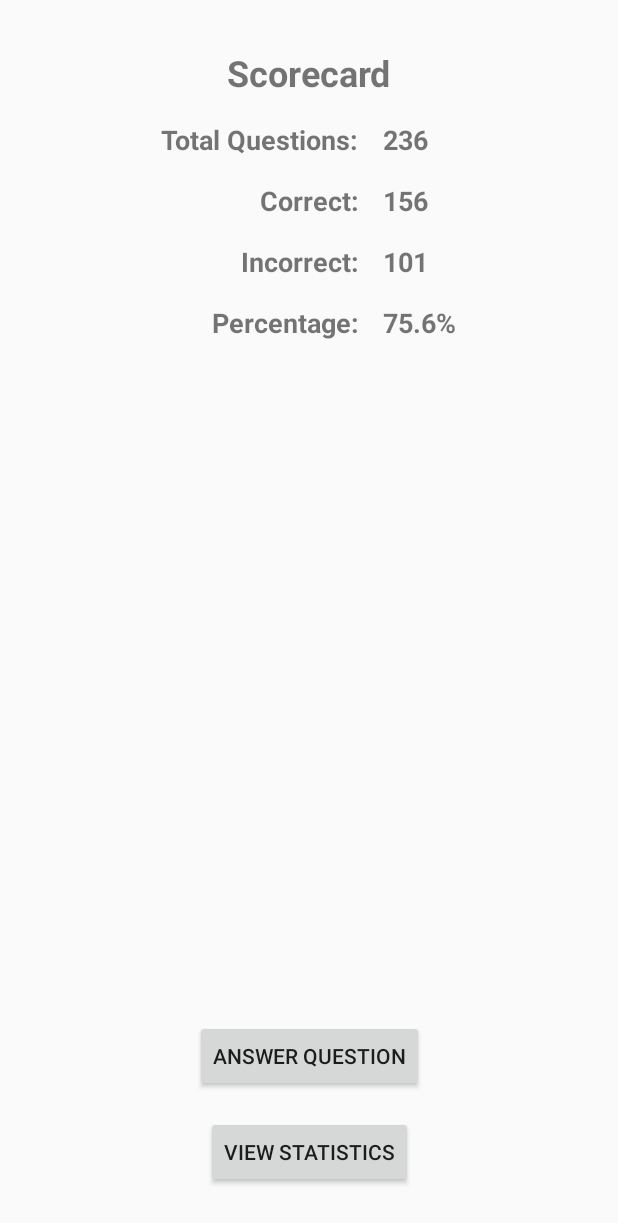
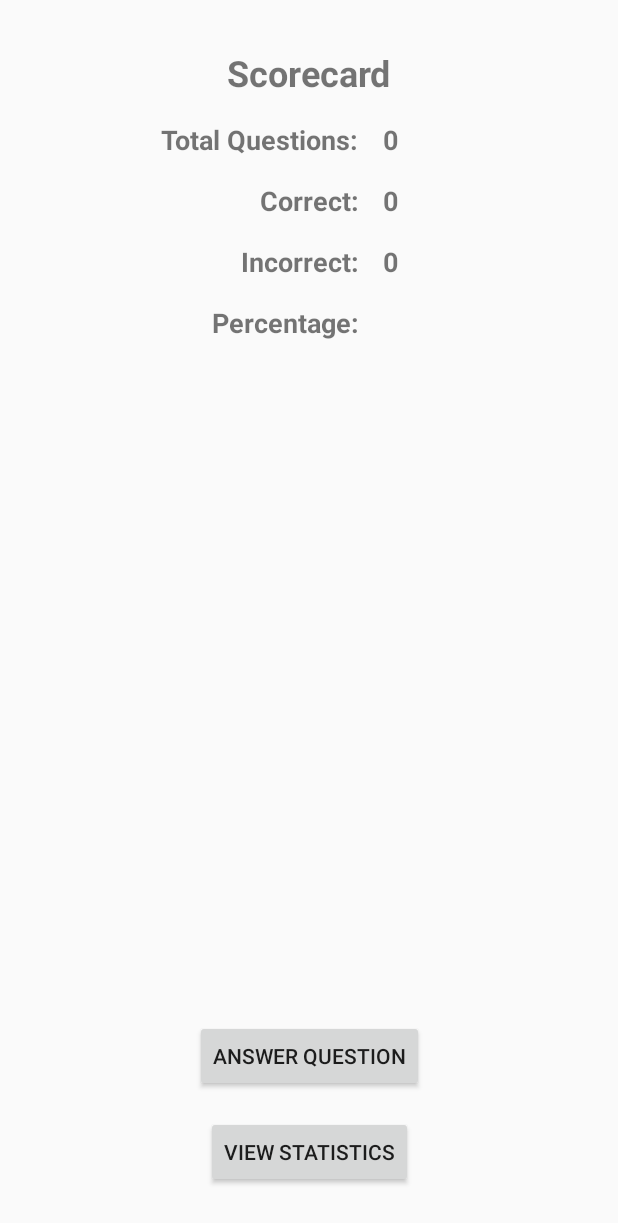
Before and after one commit to LaneGeek/ComposerTrivia, an Android app: the layout activity_main.xml on its own in the app's theme, with its tools: preview values and no code run, on a phone screen of 412 x 824 dp. Shown: the top 1223 px of the screen. Run offline under Robolectric (Android 15) with nearby library versions, the phone set to English and light mode, and no system bars.

Commit message:
All three activities work now.

```diff
--- a/app/src/main/java/sekhah/lane/composertrivia/StatisticsActivity.kt
+++ b/app/src/main/java/sekhah/lane/composertrivia/StatisticsActivity.kt
@@ -11,10 +11,10 @@ class StatisticsActivity : AppCompatActivity() {
         super.onCreate(savedInstanceState)
         setContentView(R.layout.activity_statistics)
 
-        // We extract the data we need from MainActivity
-        val history = intent.getStringArrayExtra("History")
+        // Extract the data from MainActivity and reverse it so most recent at top
+        val history = intent.getStringArrayListExtra("History")?.reversed()
 
         // Render the list view
-        listView.adapter = ArrayAdapter<String>(this, android.R.layout.simple_list_item_1, history)
+        listView.adapter = ArrayAdapter<String>(this, android.R.layout.simple_list_item_1, history as MutableList<String>)
     }
 }
--- a/app/src/main/res/layout/activity_main.xml
+++ b/app/src/main/res/layout/activity_main.xml
@@ -44,7 +44,7 @@
         android:layout_height="wrap_content"
         android:layout_marginStart="8dp"
         android:layout_marginTop="16dp"
-        android:text="236"
+        android:text="0"
         android:textSize="18sp"
         android:textStyle="bold"
         app:layout_constraintStart_toStartOf="@+id/guideline"
@@ -56,7 +56,7 @@
         android:layout_height="wrap_content"
         android:layout_marginStart="8dp"
         android:layout_marginTop="16dp"
-        android:text="156"
+        android:text="0"
         android:textSize="18sp"
         android:textStyle="bold"
         app:layout_constraintStart_toStartOf="@+id/guideline"
@@ -68,7 +68,7 @@
         android:layout_height="wrap_content"
         android:layout_marginStart="8dp"
         android:layout_marginTop="16dp"
-        android:text="101"
+        android:text="0"
         android:textSize="18sp"
         android:textStyle="bold"
         app:layout_constraintStart_toStartOf="@+id/guideline"
@@ -80,7 +80,6 @@
         android:layout_height="wrap_content"
         android:layout_marginStart="8dp"
         android:layout_marginTop="16dp"
-        android:text="75.6%"
         android:textSize="18sp"
         android:textStyle="bold"
         app:layout_constraintStart_toStartOf="@+id/guideline"
--- a/app/src/main/res/layout/activity_statistics.xml
+++ b/app/src/main/res/layout/activity_statistics.xml
@@ -11,7 +11,7 @@
         android:layout_width="wrap_content"
         android:layout_height="wrap_content"
         android:layout_marginTop="16dp"
-        android:text="Below Is Your History"
+        android:text="Question &amp; Answer History"
         android:textStyle="bold"
         app:layout_constraintEnd_toEndOf="parent"
         app:layout_constraintHorizontal_bias="0.5"
```
Also changed, not shown: app/src/main/java/sekhah/lane/composertrivia/MainActivity.kt (+30 -13 lines), app/src/main/java/sekhah/lane/composertrivia/TriviaActivity.kt (+8 -2 lines).
